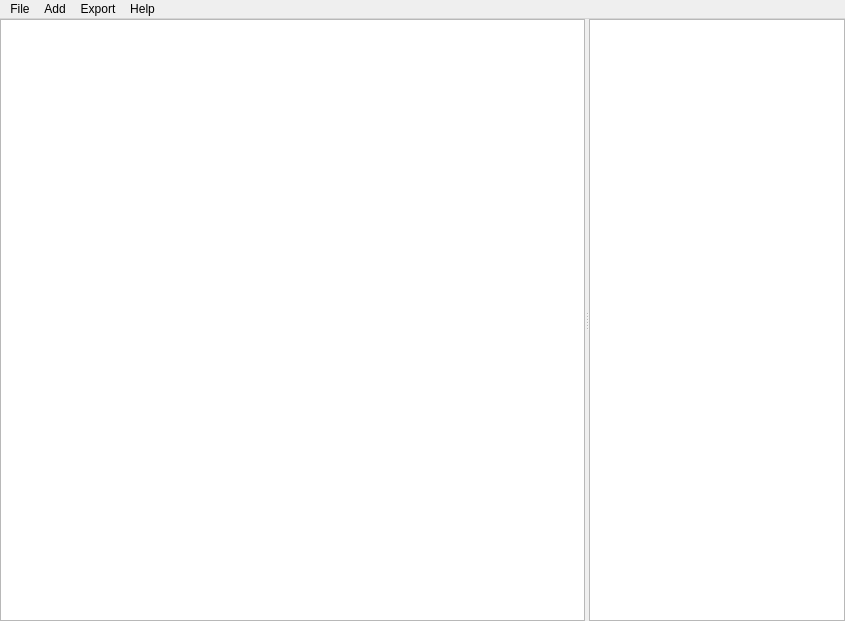
The window that src/ui/forms/main_window.ui (mkeeter/antimony) describes before a commit, drawn with Qt 5.
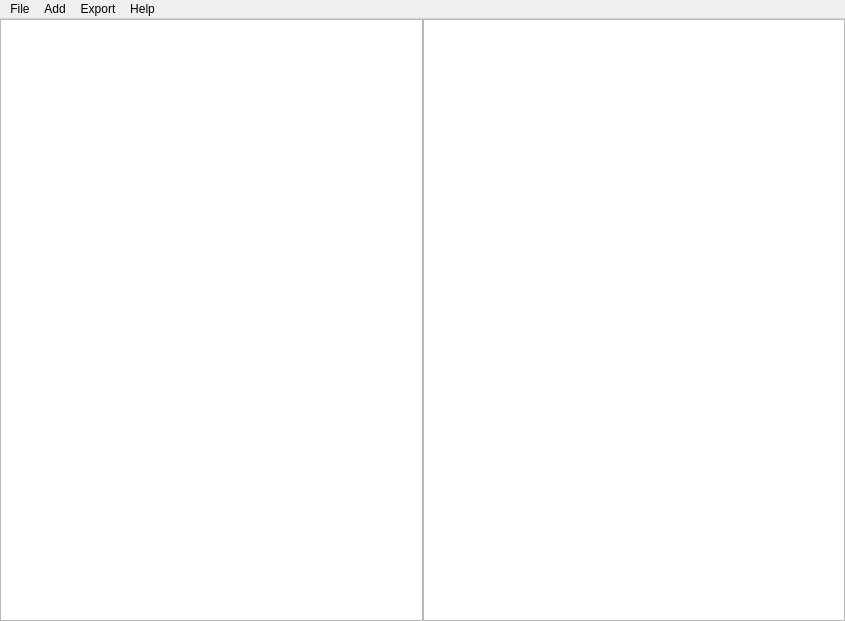
The same window after the commit. Custom widgets are drawn as their Qt base class.

Commit message: Resizing with stretch modification instead of QSplitter

What changed in the file:
```diff
--- a/src/ui/forms/main_window.ui
+++ b/src/ui/forms/main_window.ui
@@ -22,14 +22,10 @@
      <number>0</number>
     </property>
     <item>
-     <widget class="QSplitter" name="splitter">
-      <property name="orientation">
-       <enum>Qt::Horizontal</enum>
-      </property>
       <widget class="ScriptEditor" name="script">
        <property name="sizePolicy">
-        <sizepolicy hsizetype="Maximum" vsizetype="Expanding">
-         <horstretch>1</horstretch>
+       <sizepolicy hsizetype="Preferred" vsizetype="Expanding">
+        <horstretch>128</horstretch>
          <verstretch>0</verstretch>
         </sizepolicy>
        </property>
@@ -40,14 +36,15 @@
         <enum>Qt::ScrollBarAlwaysOff</enum>
        </property>
       </widget>
+    </item>
+    <item>
       <widget class="Canvas" name="canvas">
        <property name="sizePolicy">
         <sizepolicy hsizetype="Preferred" vsizetype="Expanding">
-         <horstretch>0</horstretch>
+        <horstretch>128</horstretch>
          <verstretch>0</verstretch>
         </sizepolicy>
        </property>
-      </widget>
      </widget>
     </item>
    </layout>
```
Lines whose indentation alone changed are shown as unchanged. The commit also changes 2 other files.
